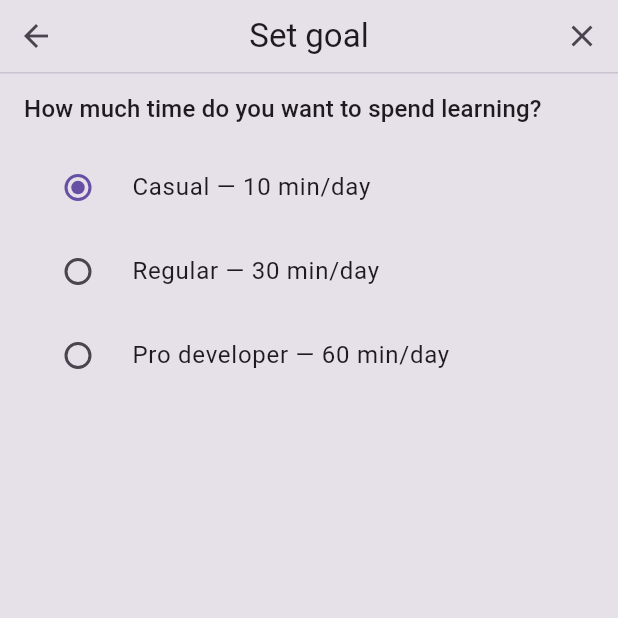
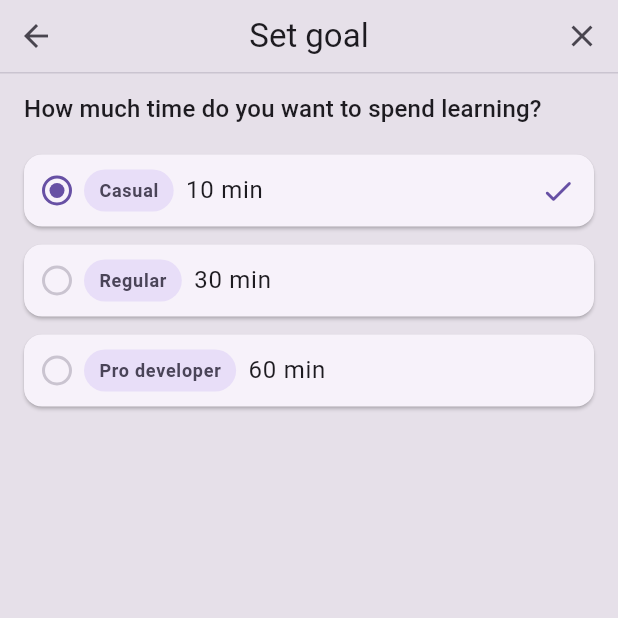
Before and after one commit to zhbforum/CodeForge, a Flutter app: the _SetGoalView screen opened directly, on a phone screen of 412 x 824 dp, the top half of it. Run offline on Flutter 3.47's test engine with Material 3 defaults, Android fonts, the light colour scheme and no system bars; our stand-ins replace flutter_riverpod, flutter_svg, freezed_annotation, go_router, shared_preferences; accounts and stored records are empty; project files that could hold a hidden picture were left out.

Commit message:
feat(settings): improve Set Goal UI with badges and custom radio, add App Icon placeholders

```diff
--- a/apps/mobile_app/lib/features/settings/presentation/settings_bottom_sheet.dart
+++ b/apps/mobile_app/lib/features/settings/presentation/settings_bottom_sheet.dart
@@ -4,7 +4,6 @@ import 'package:mobile_app/features/settings/domain/app_settings.dart';
 import 'package:mobile_app/features/settings/presentation/viewmodels/settings_view_model.dart';
 import 'package:mobile_app/features/settings/presentation/widgets/cyclic_time_picker.dart';
 import 'package:mobile_app/features/settings/presentation/widgets/preview_option_tile.dart';
-import 'package:mobile_app/features/settings/presentation/widgets/radio_group_compat.dart';
 
 class SettingsBottomSheet extends StatelessWidget {
   const SettingsBottomSheet({super.key});
@@ -52,7 +51,6 @@ class _SettingsHomeView extends ConsumerWidget {
                 style: Theme.of(context).textTheme.titleMedium,
               ),
               const SizedBox(height: 8),
-
               Card(
                 color: cs.surfaceContainerLow,
                 surfaceTintColor: Colors.transparent,
@@ -92,14 +90,12 @@ class _SettingsHomeView extends ConsumerWidget {
                   ],
                 ),
               ),
-
               const SizedBox(height: 16),
               Text(
                 'Notifications',
                 style: Theme.of(context).textTheme.titleMedium,
               ),
               const SizedBox(height: 8),
-
               Card(
                 color: cs.surfaceContainerLow,
                 surfaceTintColor: Colors.transparent,
@@ -209,10 +205,8 @@ class _AppearanceView extends ConsumerWidget {
 
   @override
   Widget build(BuildContext context, WidgetRef ref) {
-    final s =
-        ref.watch(settingsViewModelProvider).value ?? const AppSettings();
+    final s = ref.watch(settingsViewModelProvider).value ?? const AppSettings();
 
-    // Динамический размер превью: 28% от ширины, в пределах 92..140
     final w = MediaQuery.of(context).size.width;
     final imageSize = (w * 0.28).clamp(92.0, 140.0);
 
@@ -226,7 +220,6 @@ class _AppearanceView extends ConsumerWidget {
             style: Theme.of(context).textTheme.titleMedium,
           ),
           const SizedBox(height: 12),
-
           PreviewOptionTile(
             title: 'Use device settings',
             imageAsset: 'assets/icons/system.jpg',
@@ -236,7 +229,6 @@ class _AppearanceView extends ConsumerWidget {
                 .setTheme(mode: AppThemeMode.system),
             imageSize: imageSize,
           ),
-
           PreviewOptionTile(
             title: 'Light',
             imageAsset: 'assets/icons/light.jpg',
@@ -246,7 +238,6 @@ class _AppearanceView extends ConsumerWidget {
                 .setTheme(mode: AppThemeMode.light),
             imageSize: imageSize,
           ),
-
           PreviewOptionTile(
             title: 'Dark',
             imageAsset: 'assets/icons/dark.jpg',
@@ -262,29 +253,54 @@ class _AppearanceView extends ConsumerWidget {
   }
 }
 
+/// App Icon selection screen.
+/// Uses stub images (placeholders) for now(demonstration purposes only).
 class _AppIconView extends ConsumerWidget {
   const _AppIconView();
 
   @override
   Widget build(BuildContext context, WidgetRef ref) {
-    final s =
-        ref.watch(settingsViewModelProvider).value ?? const AppSettings();
+    final s = ref.watch(settingsViewModelProvider).value ?? const AppSettings();
+
+    final w = MediaQuery.of(context).size.width;
+    final imageSize = (w * 0.28).clamp(92.0, 140.0);
+
+    void setStyle(AppIconStyle style) {
+      ref.read(settingsViewModelProvider.notifier).setAppIcon(style: style);
+    }
 
     return _SheetScaffold(
       title: 'App icon',
-      body: Padding(
+      body: ListView(
         padding: const EdgeInsets.fromLTRB(16, 12, 16, 24),
-        child: RadioGroupCompat<AppIconStyle>(
-          groupValue: s.appIconStyle,
-          onChanged: (style) => ref
-              .read(settingsViewModelProvider.notifier)
-              .setAppIcon(style: style),
-          options: const [
-            RadioOption(AppIconStyle.classic, 'Classic'),
-            RadioOption(AppIconStyle.outline, 'Outline'),
-            RadioOption(AppIconStyle.gradient, 'Gradient'),
-          ],
-        ),
+        children: [
+          Text(
+            'Select App Icon',
+            style: Theme.of(context).textTheme.titleMedium,
+          ),
+          const SizedBox(height: 12),
+          PreviewOptionTile(
+            title: 'Classic',
+            imageAsset: 'assets/icons/companion.svg',
+            selected: s.appIconStyle == AppIconStyle.classic,
+            onTap: () => setStyle(AppIconStyle.classic),
+            imageSize: imageSize,
+          ),
+          PreviewOptionTile(
+            title: 'Outline',
+            imageAsset: 'assets/icons/companion.svg',
+            selected: s.appIconStyle == AppIconStyle.outline,
+            onTap: () => setStyle(AppIconStyle.outline),
+            imageSize: imageSize,
+          ),
+          PreviewOptionTile(
+            title: 'Gradient',
+            imageAsset: 'assets/icons/companion.svg',
+            selected: s.appIconStyle == AppIconStyle.gradient,
+            onTap: () => setStyle(AppIconStyle.gradient),
+            imageSize: imageSize,
+          ),
+        ],
       ),
     );
   }
@@ -295,8 +311,8 @@ class _SetGoalView extends ConsumerWidget {
 
   @override
   Widget build(BuildContext context, WidgetRef ref) {
-    final s =
-        ref.watch(settingsViewModelProvider).value ?? const AppSettings();
+    final s = ref.watch(settingsViewModelProvider).value ?? const AppSettings();
+    final vm = ref.read(settingsViewModelProvider.notifier);
 
     return _SheetScaffold(
       title: 'Set goal',
@@ -310,18 +326,142 @@ class _SetGoalView extends ConsumerWidget {
               style: Theme.of(context).textTheme.titleMedium,
             ),
             const SizedBox(height: 12),
-            RadioGroupCompat<DailyGoal>(
-              groupValue: s.dailyGoal,
-              onChanged: (g) => ref
-                  .read(settingsViewModelProvider.notifier)
-                  .setGoal(goal: g),
-              options: const [
-                RadioOption(DailyGoal.casual10, 'Casual — 10 min/day'),
-                RadioOption(DailyGoal.regular30, 'Regular — 30 min/day'),
-                RadioOption(DailyGoal.pro60, 'Pro developer — 60 min/day'),
+            _GoalTile(
+              label: 'Casual',
+              minutesText: '10 min',
+              selected: s.dailyGoal == DailyGoal.casual10,
+              onChanged: () => vm.setGoal(goal: DailyGoal.casual10),
+            ),
+            _GoalTile(
+              label: 'Regular',
+              minutesText: '30 min',
+              selected: s.dailyGoal == DailyGoal.regular30,
+              onChanged: () => vm.setGoal(goal: DailyGoal.regular30),
+            ),
+            _GoalTile(
+              label: 'Pro developer',
+              minutesText: '60 min',
+              selected: s.dailyGoal == DailyGoal.pro60,
+              onChanged: () => vm.setGoal(goal: DailyGoal.pro60),
+            ),
+          ],
+        ),
+      ),
+    );
+  }
+}
+
+class _GoalTile extends StatelessWidget {
+  const _GoalTile({
+    required this.label,
+    required this.minutesText,
+    required this.selected,
+    required this.onChanged,
+  });
+
+  final String label;
+  final String minutesText;
+  final bool selected;
+  final VoidCallback onChanged;
+
+  @override
+  Widget build(BuildContext context) {
+    final cs = Theme.of(context).colorScheme;
+
+    return Card(
+      color: cs.surfaceContainerLow,
+      surfaceTintColor: Colors.transparent,
+      shape: RoundedRectangleBorder(borderRadius: BorderRadius.circular(12)),
+      margin: const EdgeInsets.symmetric(vertical: 6),
+      child: Semantics(
+        inMutuallyExclusiveGroup: true,
+        checked: selected,
+        button: true,
+        label: '$label, $minutesText',
+        onTap: onChanged,
+        child: InkWell(
+          borderRadius: BorderRadius.circular(12),
+          onTap: onChanged,
+          child: Padding(
+            padding: const EdgeInsets.symmetric(horizontal: 12, vertical: 10),
+            child: Row(
+              children: [
+                _SelectionDot(selected: selected),
+                const SizedBox(width: 8),
+                Expanded(
+                  child: Row(
+                    children: [
+                      _GoalBadge(text: label),
+                      const SizedBox(width: 8),
+                      Text(
+                        minutesText,
+                        style: Theme.of(context).textTheme.bodyLarge,
+                      ),
+                    ],
+                  ),
+                ),
+                AnimatedOpacity(
+                  opacity: selected ? 1 : 0,
+                  duration: const Duration(milliseconds: 120),
+                  child: Icon(Icons.check_rounded, color: cs.primary),
+                ),
               ],
             ),
-          ],
+          ),
+        ),
+      ),
+    );
+  }
+}
+
+class _SelectionDot extends StatelessWidget {
+  const _SelectionDot({required this.selected});
+  final bool selected;
+
+  @override
+  Widget build(BuildContext context) {
+    final cs = Theme.of(context).colorScheme;
+    return AnimatedContainer(
+      duration: const Duration(milliseconds: 120),
+      width: 20,
+      height: 20,
+      decoration: BoxDecoration(
+        shape: BoxShape.circle,
+        border: Border.all(
+          color: selected ? cs.primary : cs.outlineVariant,
+          width: 2,
+        ),
+      ),
+      child: Center(
+        child: AnimatedContainer(
+          duration: const Duration(milliseconds: 120),
+          width: selected ? 10 : 0,
+          height: selected ? 10 : 0,
+          decoration: BoxDecoration(color: cs.primary, shape: BoxShape.circle),
+        ),
+      ),
+    );
+  }
+}
+
+class _GoalBadge extends StatelessWidget {
+  const _GoalBadge({required this.text});
+  final String text;
+
+  @override
+  Widget build(BuildContext context) {
+    final cs = Theme.of(context).colorScheme;
+    return Container(
+      padding: const EdgeInsets.symmetric(horizontal: 10, vertical: 6),
+      decoration: BoxDecoration(
+        color: cs.secondaryContainer,
+        borderRadius: BorderRadius.circular(999),
+      ),
+      child: Text(
+        text,
+        style: Theme.of(context).textTheme.labelMedium?.copyWith(
+          color: cs.onSecondaryContainer,
+          fontWeight: FontWeight.w600,
         ),
       ),
     );
@@ -338,9 +478,9 @@ String _themeLabel(AppThemeMode m) => switch (m) {
 };
 
 String _goalLabel(DailyGoal g) => switch (g) {
-  DailyGoal.casual10 => 'Casual — 10 min/day',
-  DailyGoal.regular30 => 'Regular — 30 min/day',
-  DailyGoal.pro60 => 'Pro developer — 60 min/day',
+  DailyGoal.casual10 => '10 min',
+  DailyGoal.regular30 => '30 min',
+  DailyGoal.pro60 => '60 min',
 };
 
 String _appIconLabel(AppIconStyle s) => switch (s) {
```
Also changed, not shown: apps/mobile_app/lib/features/settings/presentation/widgets/preview_option_tile.dart (+22 -6 lines).
